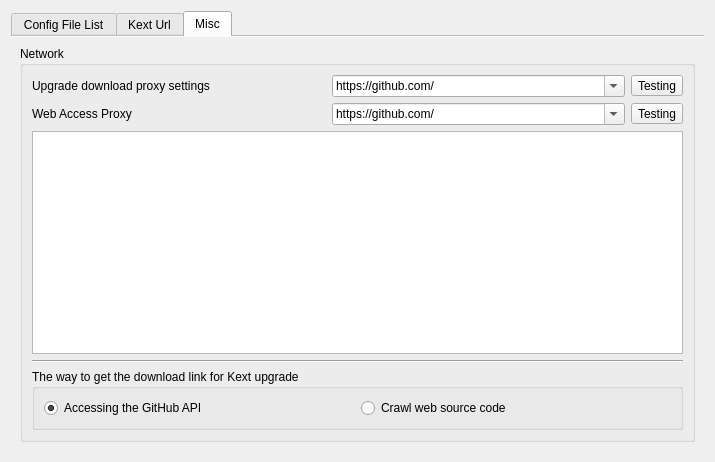
Old version of the form dlgdatabase.ui in the repository ic005k/OCAuxiliaryTools.
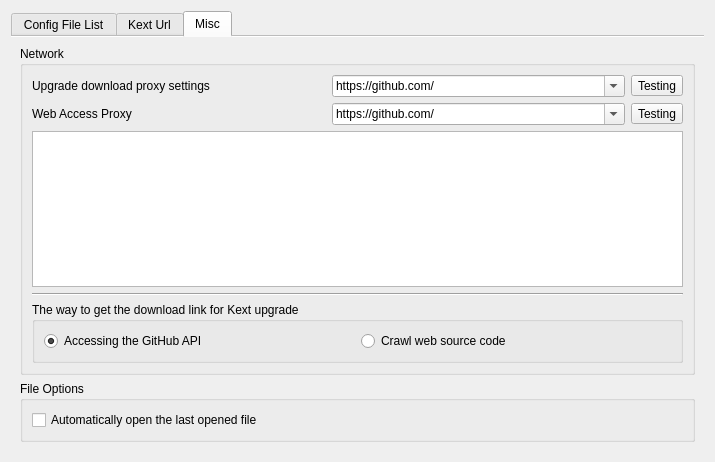
New version of the form. Icons and pictures are not drawn.

What changed in the file:
```diff
--- a/dlgdatabase.ui
+++ b/dlgdatabase.ui
@@ -184,7 +184,7 @@
       <attribute name="title">
        <string>Misc</string>
       </attribute>
-      <layout class="QGridLayout" name="gridLayout_4">
+      <layout class="QGridLayout" name="gridLayout_7">
        <item row="0" column="0">
         <widget class="QGroupBox" name="groupBox">
          <property name="title">
@@ -322,6 +322,22 @@
          </layout>
         </widget>
        </item>
+       <item row="1" column="0">
+        <widget class="QGroupBox" name="groupBox_3">
+         <property name="title">
+          <string>File Options</string>
+         </property>
+         <layout class="QGridLayout" name="gridLayout_4">
+          <item row="0" column="0">
+           <widget class="QCheckBox" name="chkBoxLastFile">
+            <property name="text">
+             <string>Automatically open the last opened file</string>
+            </property>
+           </widget>
+          </item>
+         </layout>
+        </widget>
+       </item>
       </layout>
      </widget>
     </widget>
```
